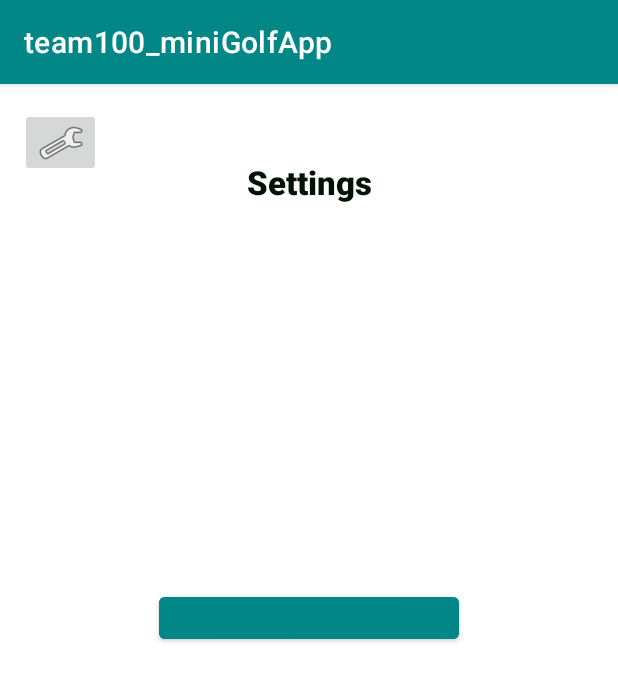
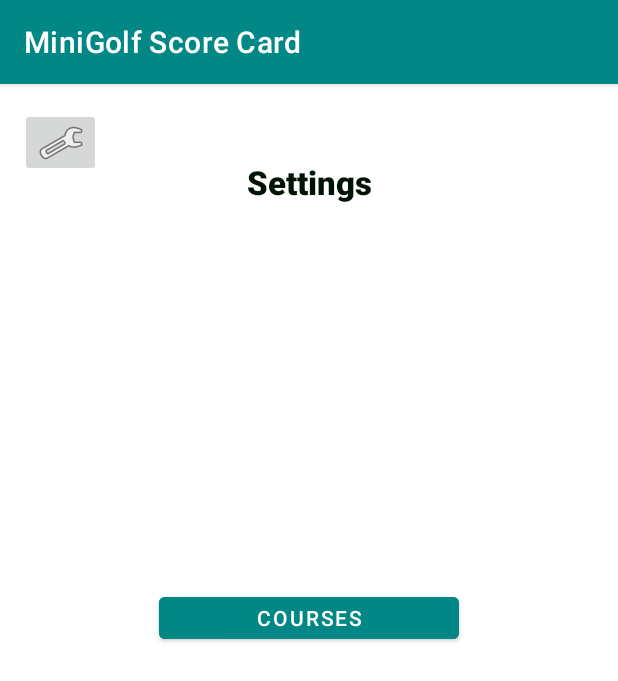
Before and after one commit to cordovaom/team100_miniGolfApp, an Android app: the Settings screen opened directly, with no data from a screen before it, after a tap on "TODO", on a phone screen of 412 x 824 dp. Shown: the top 681 px of the screen. Run offline under Robolectric (Android 15) with nearby library versions, the phone set to English and light mode, and no system bars.

Commit message:
function courses button to settings page

```diff
--- a/app/src/main/java/edu/vcu/team100_minigolfapp/Settings.java
+++ b/app/src/main/java/edu/vcu/team100_minigolfapp/Settings.java
@@ -5,21 +5,34 @@ import androidx.appcompat.app.AppCompatActivity;
 import android.content.Intent;
 import android.os.Bundle;
 import android.view.View;
+import android.widget.Button;
 import android.widget.ImageButton;
 
 public class Settings extends AppCompatActivity {
     private ImageButton settings_Button;
-
+    private Button course_Button;
     @Override
     protected void onCreate(Bundle savedInstanceState) {
         super.onCreate(savedInstanceState);
         setContentView(R.layout.activity_settings);
         //setting button to go back to settings may not be needed
         settings_Button =(ImageButton) findViewById(R.id.settings);
+        course_Button =(Button) findViewById(R.id.courses_button);
+
+        //listener for courses button
+        course_Button.setOnClickListener(new View.OnClickListener() {
+            @Override
+            public void onClick(View v) {
+                openCourse();
+
+            }
+        });
+        //listner for settings
         settings_Button.setOnClickListener(new View.OnClickListener() {
             @Override
             public void onClick(View v) {
                 openSettings();
+
             }
         });
     }
@@ -27,4 +40,8 @@ public class Settings extends AppCompatActivity {
         Intent intent = new Intent(this,Settings.class);
         startActivity(intent);
     }
+    public void openCourse(){
+        Intent intentTwo = new Intent(this,Courses.class);
+        startActivity(intentTwo);
+    }
 }
--- a/app/src/main/res/layout/activity_main.xml
+++ b/app/src/main/res/layout/activity_main.xml
@@ -62,6 +62,7 @@
         android:layout_marginBottom="100dp"
         android:backgroundTint="@color/teal_700"
         android:text="New Game"
+        android:textColor="#FFFFFF"
         app:layout_constraintBottom_toBottomOf="parent"
         app:layout_constraintEnd_toEndOf="parent"
         app:layout_constraintHorizontal_bias="0.5"
--- a/app/src/main/res/layout/activity_settings.xml
+++ b/app/src/main/res/layout/activity_settings.xml
@@ -16,7 +16,7 @@
         app:layout_constraintStart_toStartOf="parent"
         app:layout_constraintTop_toTopOf="parent"
         app:srcCompat="@android:drawable/ic_menu_manage"
-        android:contentDescription="TODO" />
+        android:contentDescription="@string/todo" />
 
 
     <TextView
@@ -44,12 +44,13 @@
         android:layout_marginTop="44dp"
         android:layout_marginBottom="100dp"
         android:backgroundTint="@color/teal_700"
-
+        android:text="@string/courses"
+        android:textColor="#FFFFFF"
         app:layout_constraintBottom_toBottomOf="parent"
         app:layout_constraintEnd_toEndOf="parent"
         app:layout_constraintStart_toStartOf="parent"
         app:layout_constraintTop_toTopOf="parent"
-        tools:text="Courses" />
+        tools:text="@string/courses" />
 
 
 </androidx.constraintlayout.widget.ConstraintLayout>
--- a/app/src/main/res/values/strings.xml
+++ b/app/src/main/res/values/strings.xml
@@ -1,5 +1,6 @@
 <resources>
-    <string name="app_name">team100_miniGolfApp</string>
+    <string name="app_name">MiniGolf Score Card</string>
     <string name="courses">Courses</string>
     <string name="settings">Settings</string>
+    <string name="todo">TODO</string>
 </resources>
```
